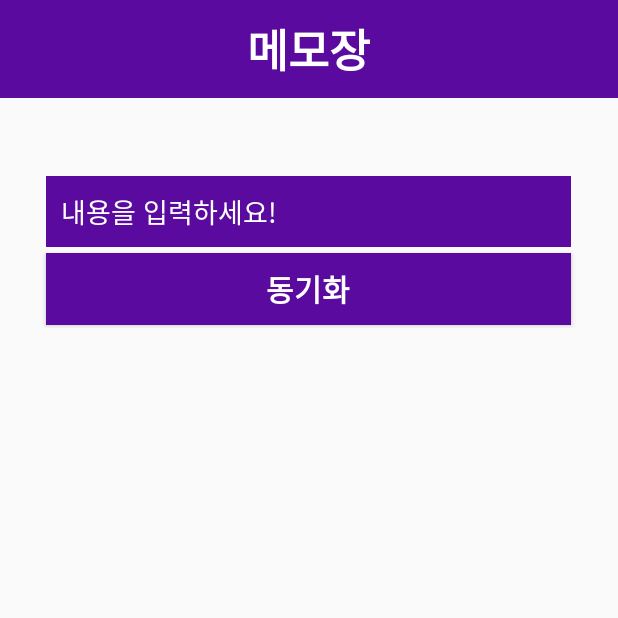
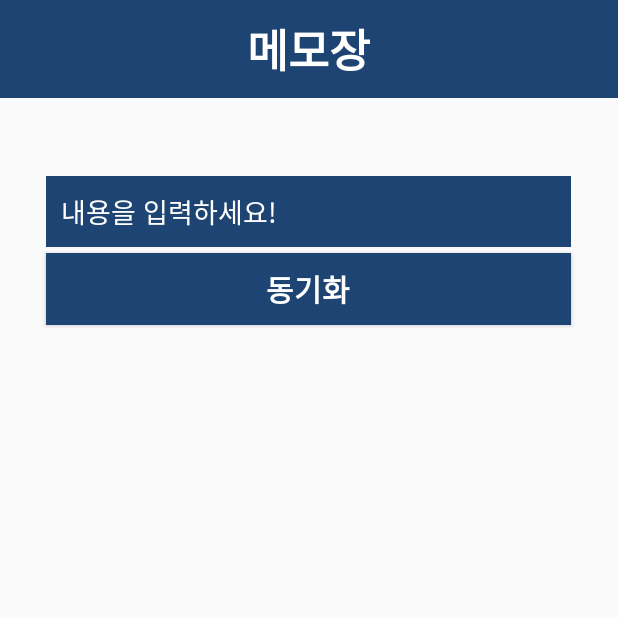
Before and after one commit to ckdgus0505/Mimo, an Android app: the screen it shows after launch (MemoActivity), on a phone screen of 412 x 824 dp, the top half of it. Run offline under Robolectric (Android 15) with nearby library versions, the phone set to English and light mode, and no system bars.

Commit message:
Update colors.xml
Mod Color

보라색 -> 메모장 색

```diff
--- a/Android_Directory/Mimo/app/src/main/res/values/colors.xml
+++ b/Android_Directory/Mimo/app/src/main/res/values/colors.xml
@@ -1,6 +1,6 @@
 <?xml version="1.0" encoding="utf-8"?>
 <resources>
-    <color name="colorPrimary">#b17cb5</color>
-    <color name="colorPrimaryDark">#5a0a9f</color>
+    <color name="colorPrimary">#f6f4c3</color>
+    <color name="colorPrimaryDark">#1e4473</color>
     <color name="colorAccent">#fcd4d2</color>
 </resources>
```
